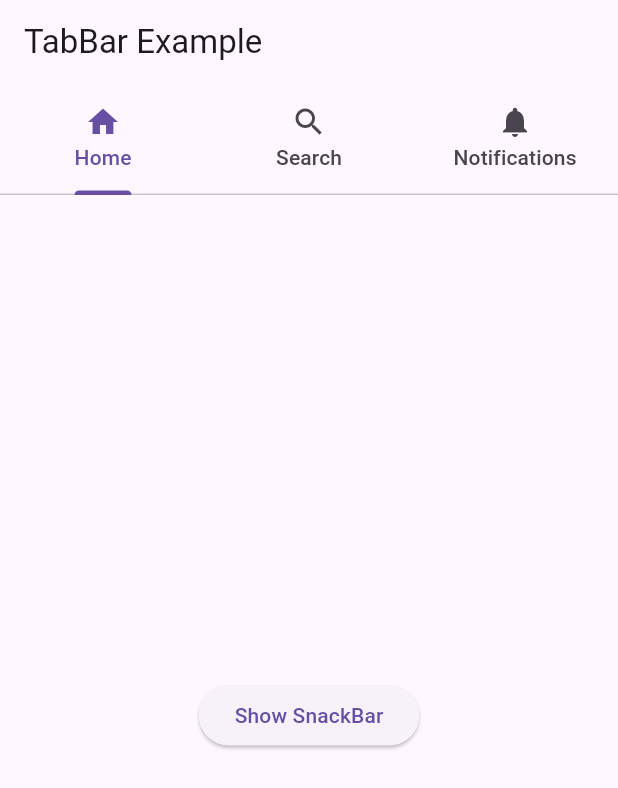
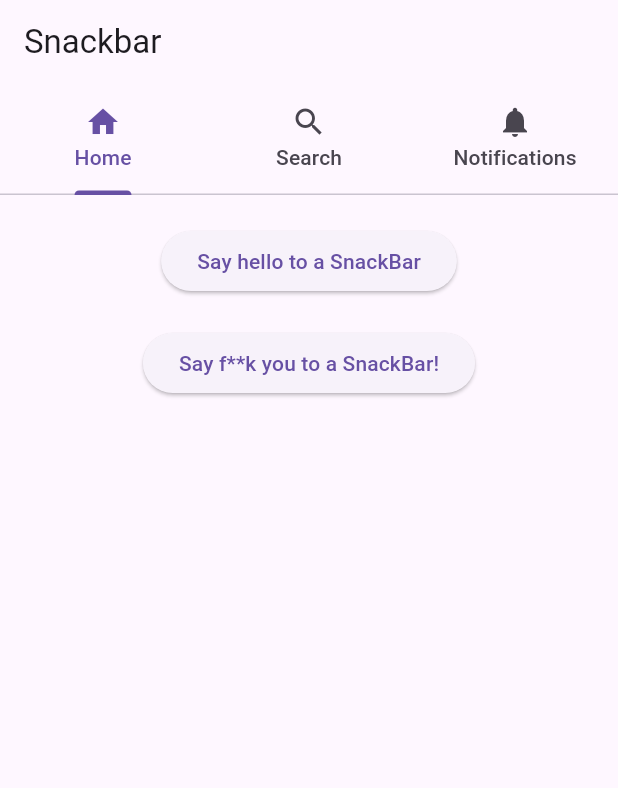
Before and after one commit to Dano-Sato/flutter-with-gpt, a Flutter app: the screen it shows after launch, on a phone screen of 412 x 824 dp. Shown: the top 788 px of the screen. Run offline on Flutter 3.47's test engine with Material 3 defaults, Android fonts, the phone set to English and light mode, and no system bars; our stand-ins replace shared_preferences.

Commit message:
snackBar

```diff
--- a/lib/4_mini.dart
+++ b/lib/4_mini.dart
@@ -24,7 +24,7 @@ class HomeScreen extends StatelessWidget {
       length: 3, // 탭의 개수
       child: Scaffold(
         appBar: AppBar(
-          title: Text('TabBar Example'),
+          title: Text('Snackbar'),
           bottom: TabBar(
             tabs: [
               Tab(icon: Icon(Icons.home), text: 'Home'),
@@ -52,7 +52,10 @@ class MyWidget extends StatelessWidget {
   @override
   Widget build(BuildContext context) {
     return Center(
-      child: ElevatedButton(
+      child: Column(
+        children: [
+          SizedBox(height:20),
+          ElevatedButton(
             onPressed: () {
                   final scaffoldMessenger = ScaffoldMessenger.of(context);
 
@@ -69,7 +72,20 @@ class MyWidget extends StatelessWidget {
                     scaffoldMessenger.hideCurrentSnackBar();
                   });
                 },
-        child: Text('Show SnackBar'),
+            child: Text('Say hello to a SnackBar'),
+          ),
+          SizedBox(height: 20),
+          ElevatedButton(onPressed: () {
+              ScaffoldMessenger.of(context).showSnackBar(
+              SnackBar(
+                content: Text('F**k you too from a SnackBar!'),
+                duration: Duration(seconds: 2), // 스낵바의 표시 시간
+              ),
+              );
+
+          },
+          child: Text("Say f**k you to a SnackBar!"))
+        ],
       ),
     );
   }
@@ -87,6 +103,14 @@ class MyListView extends StatelessWidget {
         return ListTile(
           leading: Icon(Icons.star),
           title: Text('Item $index'),
+          onTap: () { // 아이템을 클릭했을 때의, 스낵바에서 어떤 아이템을 클릭했는지 알려준다.
+            ScaffoldMessenger.of(context).showSnackBar(
+              SnackBar(
+                content: Text('You clicked Item $index!'),
+                duration: Duration(seconds: 2), // 스낵바의 표시 시간
+              ),
+              );
+          }
         );
       },
     );
```
Lines whose indentation alone changed are shown as unchanged.
